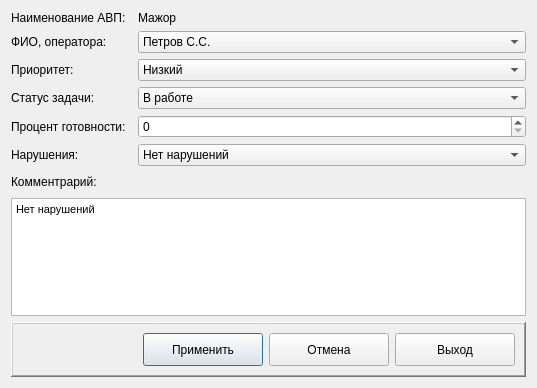
Above: arm_o/d_edittaskusers.ui from levdikandrey/DataCollector before the change. Below: the same form after it.
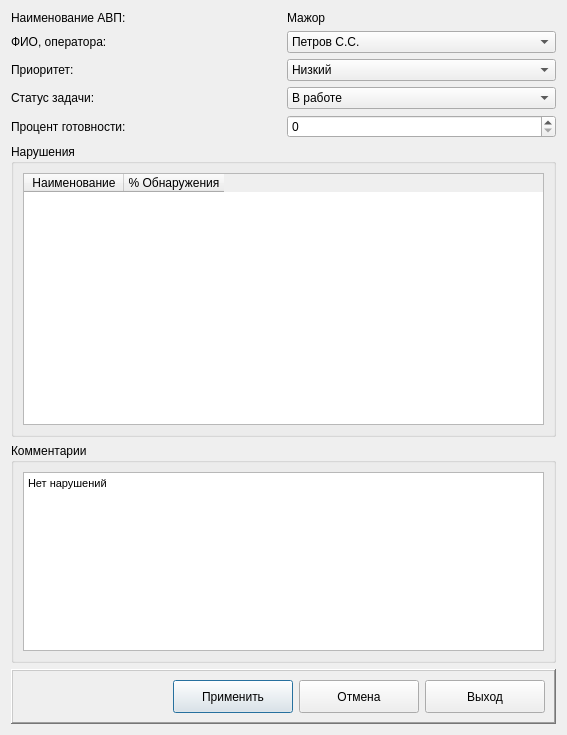
That is the form after the change. Icons and pictures are not drawn.

```diff
--- a/arm_o/d_edittaskusers.ui
+++ b/arm_o/d_edittaskusers.ui
@@ -6,32 +6,14 @@
    <rect>
     <x>0</x>
     <y>0</y>
-    <width>537</width>
-    <height>388</height>
+    <width>567</width>
+    <height>735</height>
    </rect>
   </property>
   <property name="windowTitle">
    <string>Редактирование задачи</string>
   </property>
-  <layout class="QGridLayout" name="gridLayout">
-   <item row="5" column="2">
-    <widget class="QComboBox" name="comboBoxViolation">
-     <item>
-      <property name="text">
-       <string>Нет нарушений</string>
-      </property>
-     </item>
-    </widget>
-   </item>
-   <item row="3" column="2">
-    <widget class="QComboBox" name="comboBoxStatus">
-     <item>
-      <property name="text">
-       <string>В работе</string>
-      </property>
-     </item>
-    </widget>
-   </item>
+  <layout class="QGridLayout" name="gridLayout_3">
    <item row="0" column="0">
     <widget class="QLabel" name="label">
      <property name="text">
@@ -39,14 +21,135 @@
      </property>
     </widget>
    </item>
-   <item row="0" column="2">
+   <item row="0" column="1">
     <widget class="QLabel" name="labelNameAVP">
      <property name="text">
       <string>Мажор</string>
      </property>
     </widget>
    </item>
-   <item row="8" column="0" colspan="3">
+   <item row="1" column="0">
+    <widget class="QLabel" name="label_7">
+     <property name="text">
+      <string>ФИО, оператора:</string>
+     </property>
+    </widget>
+   </item>
+   <item row="1" column="1">
+    <widget class="QComboBox" name="comboBoxUser">
+     <item>
+      <property name="text">
+       <string>Петров С.С.</string>
+      </property>
+     </item>
+    </widget>
+   </item>
+   <item row="2" column="0">
+    <widget class="QLabel" name="label_8">
+     <property name="text">
+      <string>Приоритет:</string>
+     </property>
+    </widget>
+   </item>
+   <item row="2" column="1">
+    <widget class="QComboBox" name="comboBoxPriority">
+     <item>
+      <property name="text">
+       <string>Низкий</string>
+      </property>
+     </item>
+    </widget>
+   </item>
+   <item row="3" column="0">
+    <widget class="QLabel" name="label_2">
+     <property name="text">
+      <string>Статус задачи:</string>
+     </property>
+    </widget>
+   </item>
+   <item row="3" column="1">
+    <widget class="QComboBox" name="comboBoxStatus">
+     <item>
+      <property name="text">
+       <string>В работе</string>
+      </property>
+     </item>
+    </widget>
+   </item>
+   <item row="4" column="0">
+    <widget class="QLabel" name="label_3">
+     <property name="text">
+      <string>Процент готовности:</string>
+     </property>
+    </widget>
+   </item>
+   <item row="4" column="1">
+    <widget class="QSpinBox" name="spinBoxPercent">
+     <property name="maximum">
+      <number>100</number>
+     </property>
+     <property name="value">
+      <number>0</number>
+     </property>
+    </widget>
+   </item>
+   <item row="5" column="0" colspan="2">
+    <widget class="QGroupBox" name="groupBox">
+     <property name="title">
+      <string>Нарушения</string>
+     </property>
+     <layout class="QGridLayout" name="gridLayout">
+      <item row="0" column="0">
+       <widget class="QTableWidget" name="tableWidgetViolation">
+        <column>
+         <property name="text">
+          <string>Наименование</string>
+         </property>
+        </column>
+        <column>
+         <property name="text">
+          <string>% Обнаружения</string>
+         </property>
+        </column>
+       </widget>
+      </item>
+     </layout>
+    </widget>
+   </item>
+   <item row="6" column="0" colspan="2">
+    <widget class="QGroupBox" name="groupBox_2">
+     <property name="maximumSize">
+      <size>
+       <width>16777215</width>
+       <height>220</height>
+      </size>
+     </property>
+     <property name="title">
+      <string>Комментарии</string>
+     </property>
+     <layout class="QGridLayout" name="gridLayout_2">
+      <item row="0" column="0">
+       <widget class="QTextEdit" name="textEditComment">
+        <property name="maximumSize">
+         <size>
+          <width>16777215</width>
+          <height>200</height>
+         </size>
+        </property>
+        <property name="html">
+         <string>&lt;!DOCTYPE HTML PUBLIC &quot;-//W3C//DTD HTML 4.0//EN&quot; &quot;http://www.w3.org/TR/REC-html40/strict.dtd&quot;&gt;
+&lt;html&gt;&lt;head&gt;&lt;meta name=&quot;qrichtext&quot; content=&quot;1&quot; /&gt;&lt;style type=&quot;text/css&quot;&gt;
+p, li { white-space: pre-wrap; }
+&lt;/style&gt;&lt;/head&gt;&lt;body style=&quot; font-family:'MS Shell Dlg 2'; font-size:8.25pt; font-weight:400; font-style:normal;&quot;&gt;
+&lt;p style=&quot; margin-top:0px; margin-bottom:0px; margin-left:0px; margin-right:0px; -qt-block-indent:0; text-indent:0px;&quot;&gt;Нет нарушений&lt;/p&gt;
+&lt;p style=&quot;-qt-paragraph-type:empty; margin-top:0px; margin-bottom:0px; margin-left:0px; margin-right:0px; -qt-block-indent:0; text-indent:0px;&quot;&gt;&lt;br /&gt;&lt;/p&gt;&lt;/body&gt;&lt;/html&gt;</string>
+        </property>
+       </widget>
+      </item>
+     </layout>
+    </widget>
+   </item>
+   <item row="7" column="0" colspan="2">
     <widget class="QFrame" name="frame">
      <property name="frameShape">
       <enum>QFrame::WinPanel</enum>
@@ -140,101 +243,6 @@
      </layout>
     </widget>
    </item>
-   <item row="1" column="0">
-    <widget class="QLabel" name="label_7">
-     <property name="text">
-      <string>ФИО, оператора:</string>
-     </property>
-    </widget>
-   </item>
-   <item row="6" column="0">
-    <widget class="QLabel" name="label_4">
-     <property name="text">
-      <string>Комментрарий:</string>
-     </property>
-    </widget>
-   </item>
-   <item row="2" column="0">
-    <widget class="QLabel" name="label_8">
-     <property name="text">
-      <string>Приоритет:</string>
-     </property>
-    </widget>
-   </item>
-   <item row="4" column="2">
-    <widget class="QSpinBox" name="spinBoxPercent">
-     <property name="maximum">
-      <number>100</number>
-     </property>
-     <property name="value">
-      <number>0</number>
-     </property>
-    </widget>
-   </item>
-   <item row="5" column="0">
-    <widget class="QLabel" name="label_6">
-     <property name="text">
-      <string>Нарушения:</string>
-     </property>
-    </widget>
-   </item>
-   <item row="4" column="0">
-    <widget class="QLabel" name="label_3">
-     <property name="text">
-      <string>Процент готовности:</string>
-     </property>
-    </widget>
-   </item>
-   <item row="7" column="0" colspan="3">
-    <widget class="QTextEdit" name="textEditComment">
-     <property name="html">
-      <string>&lt;!DOCTYPE HTML PUBLIC &quot;-//W3C//DTD HTML 4.0//EN&quot; &quot;http://www.w3.org/TR/REC-html40/strict.dtd&quot;&gt;
-&lt;html&gt;&lt;head&gt;&lt;meta name=&quot;qrichtext&quot; content=&quot;1&quot; /&gt;&lt;style type=&quot;text/css&quot;&gt;
-p, li { white-space: pre-wrap; }
-&lt;/style&gt;&lt;/head&gt;&lt;body style=&quot; font-family:'MS Shell Dlg 2'; font-size:8.25pt; font-weight:400; font-style:normal;&quot;&gt;
-&lt;p style=&quot; margin-top:0px; margin-bottom:0px; margin-left:0px; margin-right:0px; -qt-block-indent:0; text-indent:0px;&quot;&gt;Нет нарушений&lt;/p&gt;
-&lt;p style=&quot;-qt-paragraph-type:empty; margin-top:0px; margin-bottom:0px; margin-left:0px; margin-right:0px; -qt-block-indent:0; text-indent:0px;&quot;&gt;&lt;br /&gt;&lt;/p&gt;&lt;/body&gt;&lt;/html&gt;</string>
-     </property>
-    </widget>
-   </item>
-   <item row="1" column="2">
-    <widget class="QComboBox" name="comboBoxUser">
-     <item>
-      <property name="text">
-       <string>Петров С.С.</string>
-      </property>
-     </item>
-    </widget>
-   </item>
-   <item row="3" column="0">
-    <widget class="QLabel" name="label_2">
-     <property name="text">
-      <string>Статус задачи:</string>
-     </property>
-    </widget>
-   </item>
-   <item row="6" column="2">
-    <spacer name="horizontalSpacer_2">
-     <property name="orientation">
-      <enum>Qt::Horizontal</enum>
-     </property>
-     <property name="sizeHint" stdset="0">
-      <size>
-       <width>402</width>
-       <height>20</height>
-      </size>
-     </property>
-    </spacer>
-   </item>
-   <item row="2" column="2">
-    <widget class="QComboBox" name="comboBoxPriority">
-     <item>
-      <property name="text">
-       <string>Низкий</string>
-      </property>
-     </item>
-    </widget>
-   </item>
   </layout>
  </widget>
  <tabstops>
```
Left out of the diff: 2 changed lines with no effect on the pictures.
